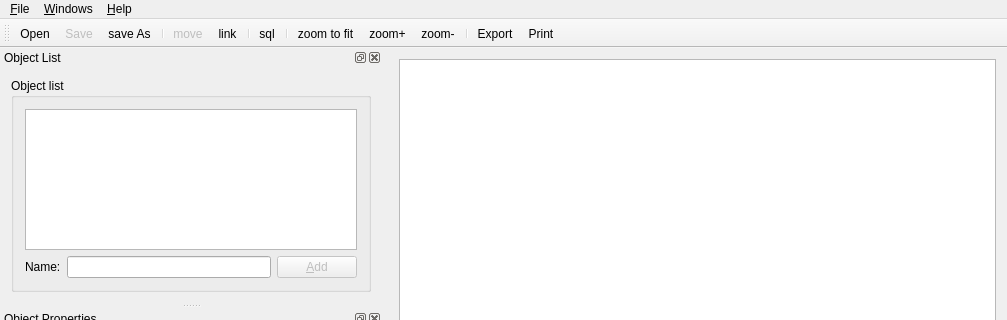
First picture: the form in mainwindow.ui, repository gthom/gapMea, before the edit; both pictures show x 0 to 1007 and y 0 to 320 of the 1007 by 717 pixel window.
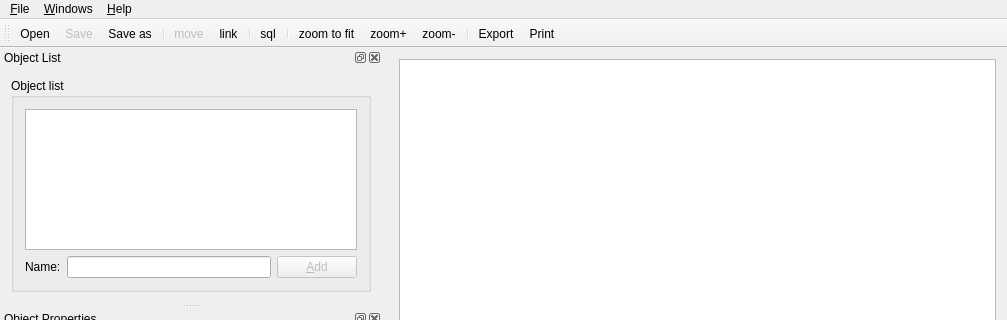
Second picture: the form after the edit. Icons and pictures are not drawn. Custom widgets are drawn as their Qt base class.

The edit to the form file:
```diff
--- a/mainwindow.ui
+++ b/mainwindow.ui
@@ -537,7 +537,10 @@
      <normaloff>:/images/saveas</normaloff>:/images/saveas</iconset>
    </property>
    <property name="text">
-    <string>save &amp;As</string>
+    <string>&amp;Save As</string>
+   </property>
+   <property name="iconText">
+    <string>Save as</string>
    </property>
    <property name="toolTip">
     <string>Save actual work in a new file</string>
```
Left out of the diff: 18 changed lines with no effect on the pictures.
